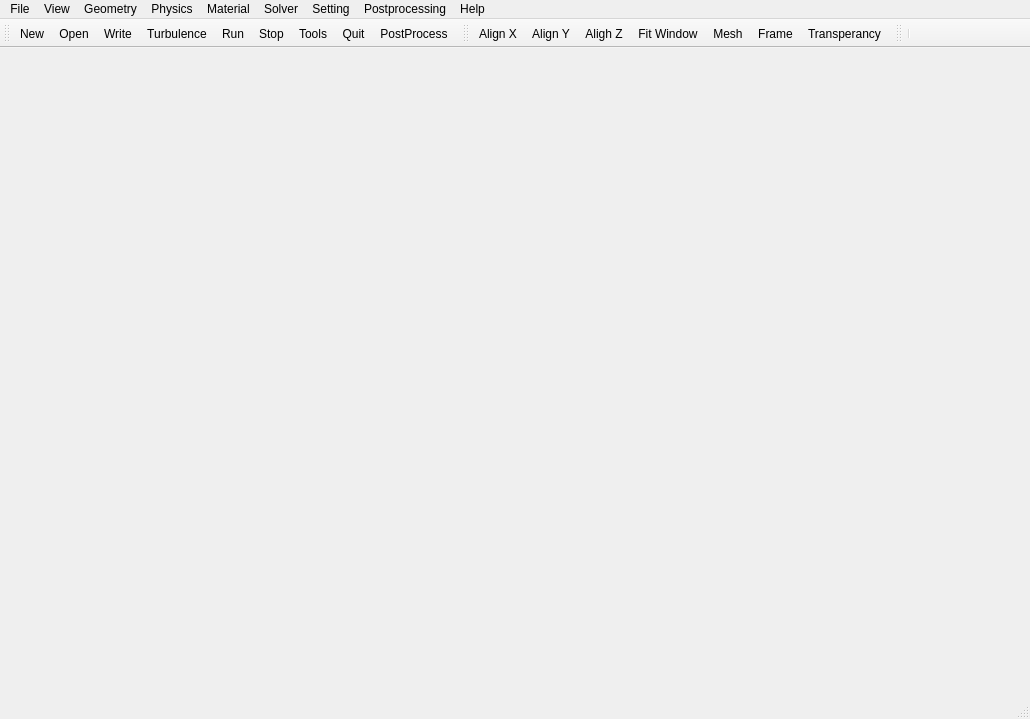
This is PyQtVTK/Ui_Files/Ui_mainWindow.ui in shach934/scripts as Qt 5 draws it before an edit. The edited form follows.
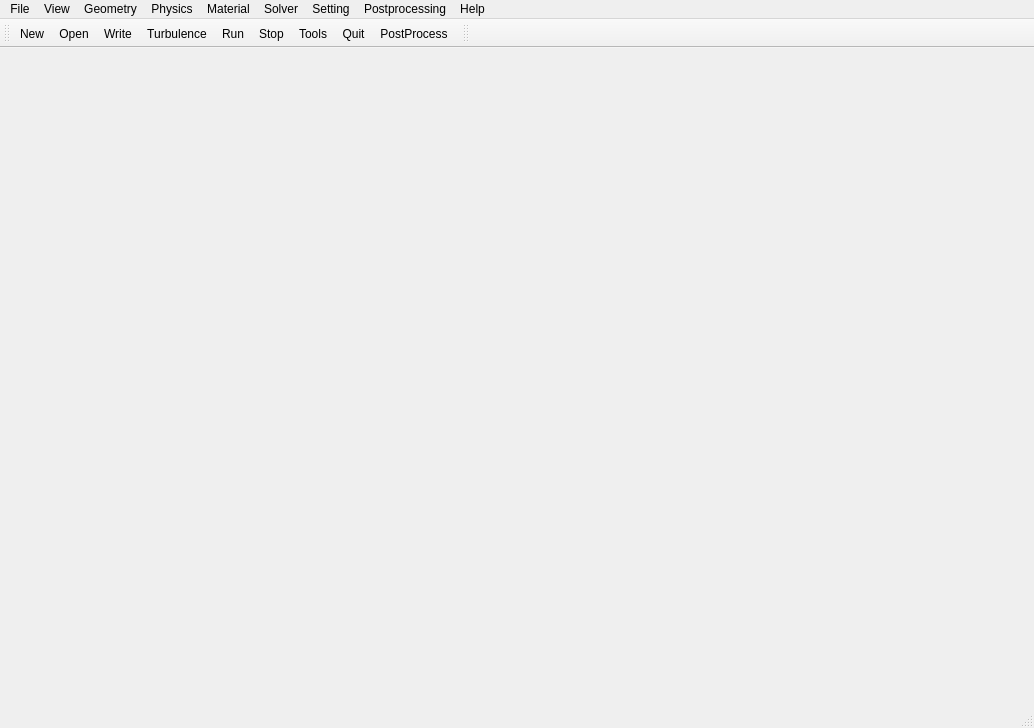
This is the edited form. Icons and pictures are not drawn.

```diff
--- a/PyQtVTK/Ui_Files/Ui_mainWindow.ui
+++ b/PyQtVTK/Ui_Files/Ui_mainWindow.ui
@@ -6,8 +6,8 @@
    <rect>
     <x>0</x>
     <y>0</y>
-    <width>1030</width>
-    <height>719</height>
+    <width>1034</width>
+    <height>728</height>
    </rect>
   </property>
   <property name="sizePolicy">
@@ -30,7 +30,7 @@
     <rect>
      <x>0</x>
      <y>0</y>
-     <width>1030</width>
+     <width>1034</width>
      <height>22</height>
     </rect>
    </property>
@@ -170,25 +170,6 @@
    <attribute name="toolBarBreak">
     <bool>false</bool>
    </attribute>
-   <addaction name="actionAlign_X"/>
-   <addaction name="actionAlign_Y"/>
-   <addaction name="actionAligh_Z"/>
-   <addaction name="actionFit_Window"/>
-   <addaction name="actionMesh"/>
-   <addaction name="actionFrame"/>
-   <addaction name="actionTransperancy"/>
-  </widget>
-  <widget class="QToolBar" name="receiveBar">
-   <property name="windowTitle">
-    <string>toolBar</string>
-   </property>
-   <attribute name="toolBarArea">
-    <enum>TopToolBarArea</enum>
-   </attribute>
-   <attribute name="toolBarBreak">
-    <bool>false</bool>
-   </attribute>
-   <addaction name="separator"/>
   </widget>
   <widget class="QStatusBar" name="statusBar">
    <property name="baseSize">
```
